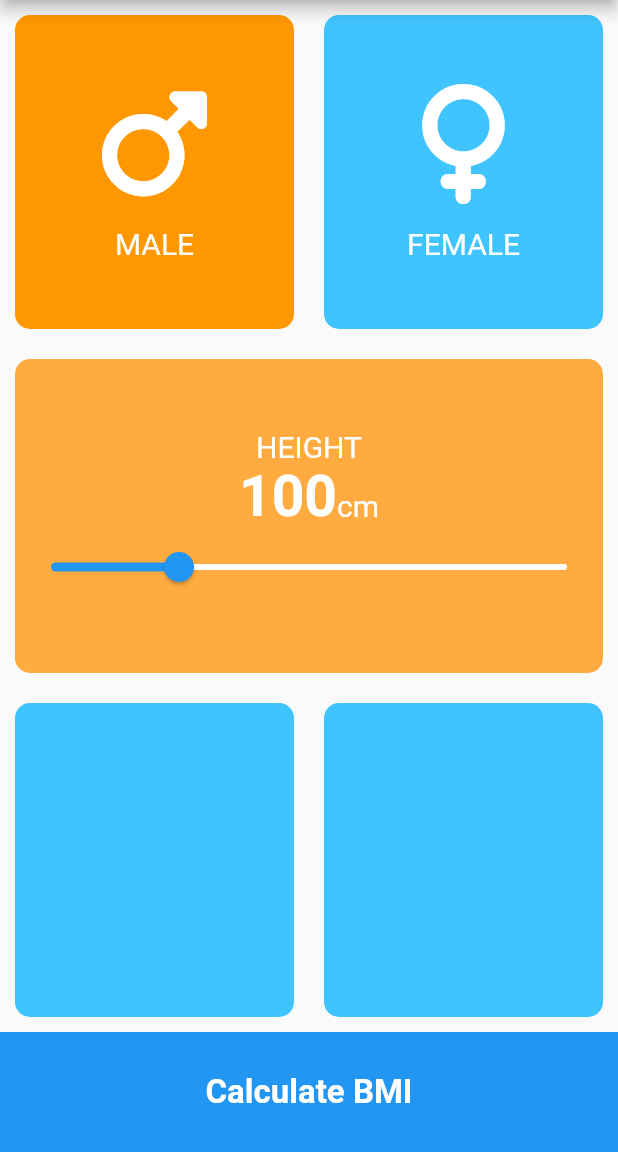
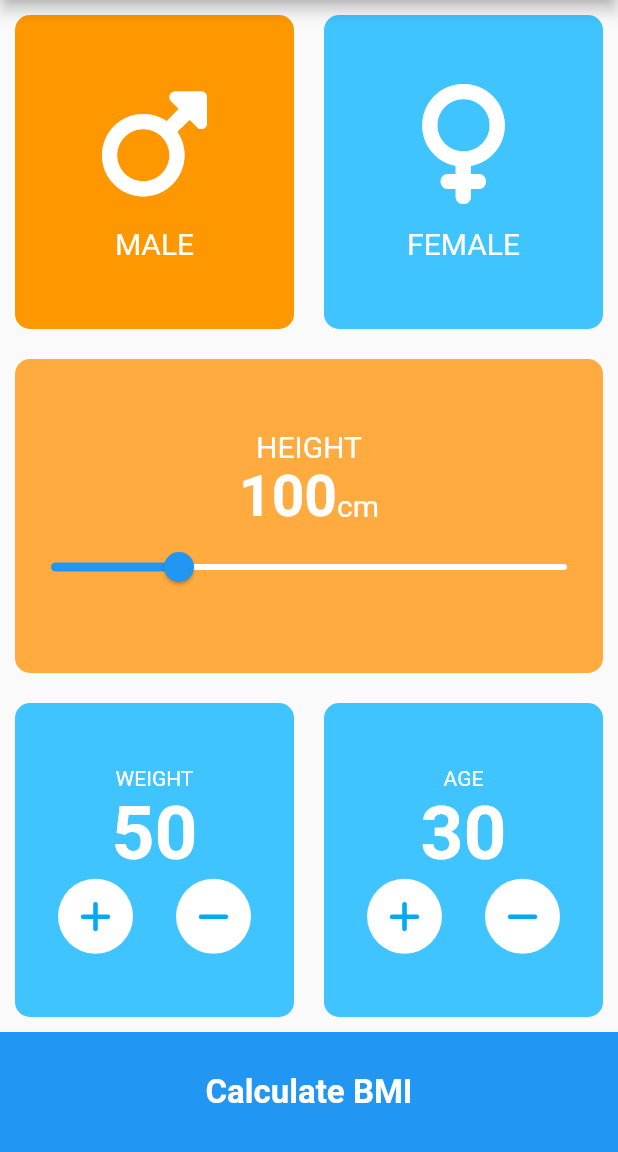
Before and after one commit to ImrulEmon/FasterBMI, a Flutter app: the screen it shows after launch, on a phone screen of 412 x 824 dp, the part 84-1236 px from its top. Run offline on Flutter 3.47's test engine with Material 2 defaults, Android fonts, the phone set to English and light mode, and no system bars; our stand-ins replace font_awesome_flutter.

Commit message:
WEIGHT,AGE UI

```diff
--- a/lib/input_page.dart
+++ b/lib/input_page.dart
@@ -11,6 +11,8 @@ class InputPage extends StatefulWidget {
 class _InputPageState extends State<InputPage> {
   Gender selectedCard = Gender.male;
   int sliderValue = 100;
+  int weight = 50;
+  int age = 30;
 
   @override
   Widget build(BuildContext context) {
@@ -171,6 +173,45 @@ class _InputPageState extends State<InputPage> {
                 children: [
                   Expanded(
                     child: Container(
+                      child: Column(
+                          mainAxisAlignment: MainAxisAlignment.center,
+                          children: [
+                            Text(
+                              'WEIGHT',
+                              style: TextStyle(
+                                color: Colors.white,
+                              ),
+                            ),
+                            Text(
+                              '$weight',
+                              style: TextStyle(
+                                color: Colors.white,
+                                fontSize: 50,
+                                fontWeight: FontWeight.bold,
+                              ),
+                            ),
+                            Row(
+                              mainAxisAlignment: MainAxisAlignment.spaceEvenly,
+                              children: [
+                                CircleAvatar(
+                                  backgroundColor: Colors.white,
+                                  radius: 25,
+                                  child: Icon(
+                                    FontAwesomeIcons.plus,
+                                    color: Colors.lightBlue,
+                                  ),
+                                ),
+                                CircleAvatar(
+                                  backgroundColor: Colors.white,
+                                  radius: 25,
+                                  child: Icon(
+                                    FontAwesomeIcons.minus,
+                                    color: Colors.lightBlue,
+                                  ),
+                                ),
+                              ],
+                            ),
+                          ]),
                       margin: EdgeInsets.all(10),
                       decoration: BoxDecoration(
                         borderRadius: BorderRadius.circular(10),
@@ -180,6 +221,45 @@ class _InputPageState extends State<InputPage> {
                   ),
                   Expanded(
                     child: Container(
+                      child: Column(
+                          mainAxisAlignment: MainAxisAlignment.center,
+                          children: [
+                            Text(
+                              'AGE',
+                              style: TextStyle(
+                                color: Colors.white,
+                              ),
+                            ),
+                            Text(
+                              '$age',
+                              style: TextStyle(
+                                color: Colors.white,
+                                fontSize: 50,
+                                fontWeight: FontWeight.bold,
+                              ),
+                            ),
+                            Row(
+                              mainAxisAlignment: MainAxisAlignment.spaceEvenly,
+                              children: [
+                                CircleAvatar(
+                                  backgroundColor: Colors.white,
+                                  radius: 25,
+                                  child: Icon(
+                                    FontAwesomeIcons.plus,
+                                    color: Colors.lightBlue,
+                                  ),
+                                ),
+                                CircleAvatar(
+                                  backgroundColor: Colors.white,
+                                  radius: 25,
+                                  child: Icon(
+                                    FontAwesomeIcons.minus,
+                                    color: Colors.lightBlue,
+                                  ),
+                                ),
+                              ],
+                            ),
+                          ]),
                       margin: EdgeInsets.all(10),
                       decoration: BoxDecoration(
                         borderRadius: BorderRadius.circular(10),
```
Also changed, not shown: 1 other file.
